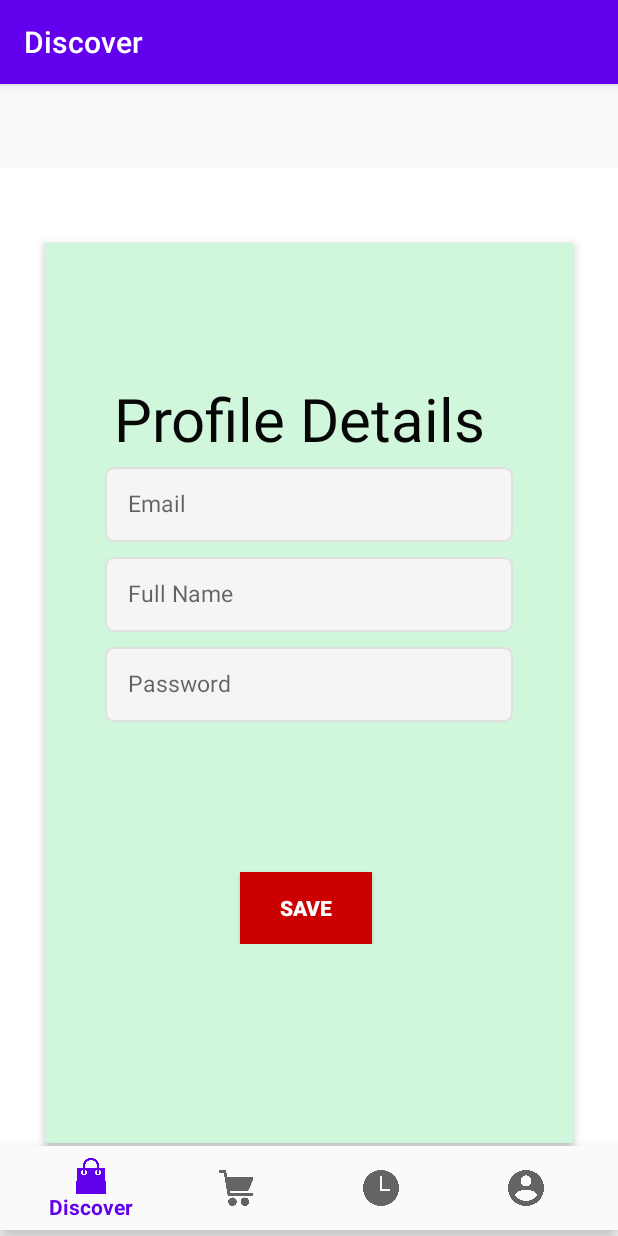
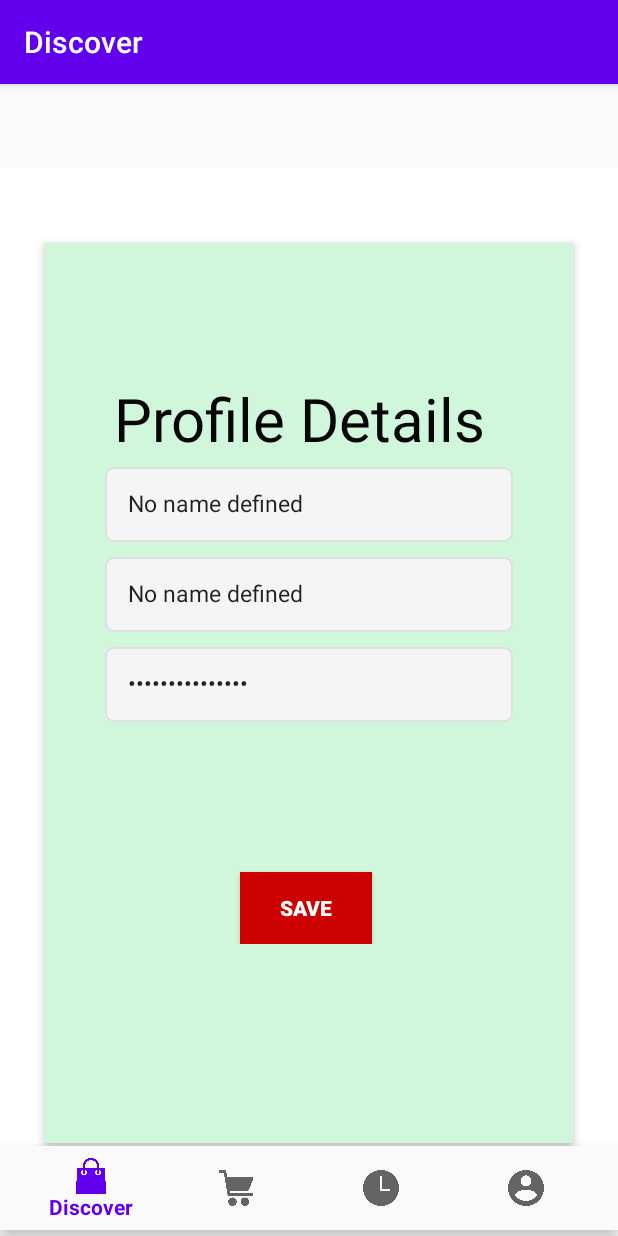
Before and after one commit to adriangohjw/cz3002-advanced-software-engineering, an Android app: the fragment ProfileFragment placed in its activity, on a phone screen of 412 x 824 dp. Run offline under Robolectric (Android 15) with nearby library versions, the phone set to English and light mode, and no system bars; our stand-ins replace navigation-ui.

Commit message:
integrated profile details

```diff
--- a/scanSmart_frontend/app/src/main/java/com/example/scansmart/ui/account/ProfileFragment.java
+++ b/scanSmart_frontend/app/src/main/java/com/example/scansmart/ui/account/ProfileFragment.java
@@ -1,7 +1,9 @@
 package com.example.scansmart.ui.account;
 
+import android.content.Context;
 import android.content.SharedPreferences;
 import android.os.Bundle;
+import android.util.Log;
 import android.view.LayoutInflater;
 import android.view.View;
 import android.view.ViewGroup;
@@ -36,15 +38,23 @@ public class ProfileFragment extends Fragment {
         email = root.findViewById(R.id.et_edit_email);
         password = root.findViewById(R.id.et_edit_password);
 
-        String userString;
-        SharedPreferences sharedPreferences;
-        sharedPreferences = getContext().getSharedPreferences("Preferences", 0);
-        userString = sharedPreferences.getString("User", "");
-        User user = gson.fromJson(userString, User.class);
 
-        name.setText(user.getUsername());
-        email.setText(user.getEmail());
-        password.setText(user.getPassword());
+        SharedPreferences preferences = getContext().getSharedPreferences("loginPref", Context.MODE_PRIVATE);
+        String name_ = preferences.getString("name", "No name defined");
+        String email_ = preferences.getString("email", "No name defined");
+        String password_ = preferences.getString("password", "No name defined");
+
+        name.setText(name_);
+        email.setText(email_);
+        password.setText(password_);
+
+        Log.v("namee", String.valueOf(name));
         return root;
     }
+    @Override
+    public void onViewCreated(View view, @Nullable Bundle savedInstanceState) {
+        super.onViewCreated(view, savedInstanceState);
+        //you can set the title for your toolbar here for different fragments different titles
+        getActivity().setTitle("Profile");
+    }
 }
```
Also changed, not shown: scanSmart_frontend/app/src/main/AndroidManifest.xml (+6 -5 lines), scanSmart_frontend/app/src/main/java/com/example/scansmart/LoginFragment.java (+15 -1 lines).
